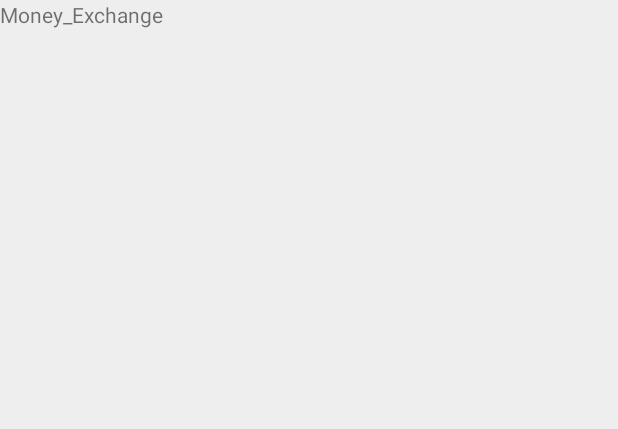
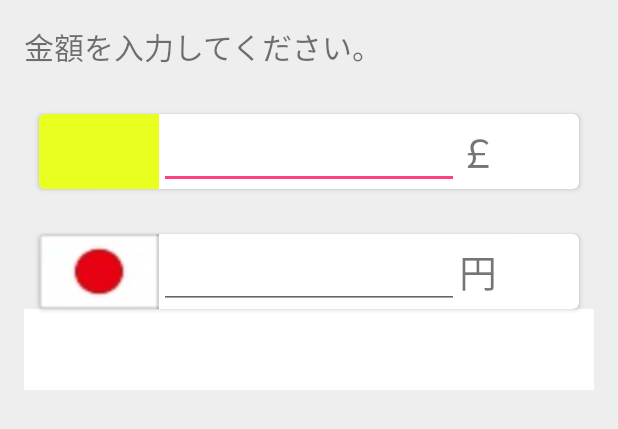
Before and after one commit to Ke4a11/Afururu, an Android app: the layout fragment_money_exchange.xml on its own in the app's theme, with its tools: preview values and no code run, on a phone screen of 412 x 824 dp. Shown: the top 429 px of the screen. Run offline under Robolectric (Android 15) with nearby library versions, the phone set to English and light mode, and no system bars.

Commit message:
layout!!!

```diff
--- a/app/src/main/res/layout/fragment_money_exchange.xml
+++ b/app/src/main/res/layout/fragment_money_exchange.xml
@@ -1,9 +1,105 @@
+<?xml version="1.0" encoding="utf-8"?>
 <LinearLayout xmlns:android="http://schemas.android.com/apk/res/android"
-    xmlns:tools="http://schemas.android.com/tools" android:layout_width="match_parent"
+    xmlns:tools="http://schemas.android.com/tools"
+    android:layout_width="match_parent"
     android:layout_height="match_parent"
-    tools:context="ke4a11.ecc.ac.jp.afururu.Money.Money_Exchange">
+    android:orientation="vertical"
+    android:paddingLeft="@dimen/activity_horizontal_margin"
+    android:paddingRight="@dimen/activity_horizontal_margin"
+    android:paddingTop="@dimen/activity_vertical_margin"
+    android:paddingBottom="@dimen/activity_vertical_margin"
+    tools:context="ke4a11.ecc.ac.jp.afururu.Money.Money_Calc"
+    android:id="@+id/money_calcTop">
+    <TextView
+        android:id="@+id/display1"
+        android:layout_width="match_parent"
+        android:layout_height="wrap_content"
+        android:textSize="20sp"
+        android:text="金額を入力してください。"/>
 
-    <TextView android:layout_width="match_parent" android:layout_height="match_parent"
-        android:text="Money_Exchange" />
+    <!-- イギリス　 -->
+    <android.support.v7.widget.CardView
+        xmlns:android="http://schemas.android.com/apk/res/android"
+        xmlns:card_view="http://schemas.android.com/apk/res-auto"
+        android:layout_width="match_parent"
+        android:layout_height="wrap_content"
+        card_view:cardCornerRadius="4dp"
+        android:layout_marginLeft="10dp"
+        android:layout_marginRight="10dp"
+        android:layout_marginTop="30dp"
+        >
+        <LinearLayout
+            android:orientation="horizontal"
+            android:layout_width="match_parent"
+            android:layout_gravity="center_vertical"
+            android:layout_height="50dp">
+            <Spinner
+                android:layout_width="80dp"
+                android:layout_height="50dp"
+                android:id="@+id/kawase"
+                android:layout_gravity="left|top"
+                android:spinnerMode="dialog"
+                android:background="#e9ff20"
+                />
+            <EditText
+                android:id="@+id/edituk"
+                android:layout_width="200dp"
+                android:layout_height="match_parent"
+                android:layout_gravity="right"/>
+            <TextView
+                android:id="@+id/balance"
+                android:layout_width="wrap_content"
+                android:layout_height="wrap_content"
+                android:text="￡"
+                android:autoText="false"
+                android:textSize="25sp"
+                android:layout_gravity="center_vertical" />
+        </LinearLayout>
+    </android.support.v7.widget.CardView>
+    <!-- 日本 -->
+    <android.support.v7.widget.CardView
+        xmlns:android="http://schemas.android.com/apk/res/android"
+        xmlns:card_view="http://schemas.android.com/apk/res-auto"
+        android:layout_width="match_parent"
+        android:layout_height="wrap_content"
+        card_view:cardCornerRadius="4dp"
+        android:layout_marginLeft="10dp"
+        android:layout_marginRight="10dp"
+        android:layout_marginTop="30dp"
+        >
+        <LinearLayout
+            android:orientation="horizontal"
+            android:layout_width="match_parent"
+            android:layout_gravity="center_vertical"
+            android:layout_height="50dp">
+
+            <ImageView
+                android:layout_width="80dp"
+                android:layout_height="50dp"
+                android:background="@drawable/jp111"/>
+            <EditText
+                android:id="@+id/editjp"
+                android:layout_width="200dp"
+                android:layout_height="match_parent"
+                android:layout_gravity="right"/>
+            <TextView
+                android:id="@+id/balance1"
+                android:layout_width="wrap_content"
+                android:layout_height="wrap_content"
+                android:text="円"
+                android:autoText="false"
+                android:textSize="25sp"
+                android:layout_gravity="center_vertical" />
+        </LinearLayout>
+    </android.support.v7.widget.CardView>
+
+    <TextView
+        android:id="@+id/display"
+        android:layout_width="match_parent"
+        android:layout_height="wrap_content"
+        android:textSize="40sp"
+        android:textColor="#f39800"
+        android:gravity="right"
+        android:background="#ffffff"/>
 
 </LinearLayout>
```
Also changed, not shown: app/src/main/res/drawable/jp111.jpg (added), app/src/main/res/drawable/musi.png (added), app/src/main/res/drawable/musi2.png (added).
